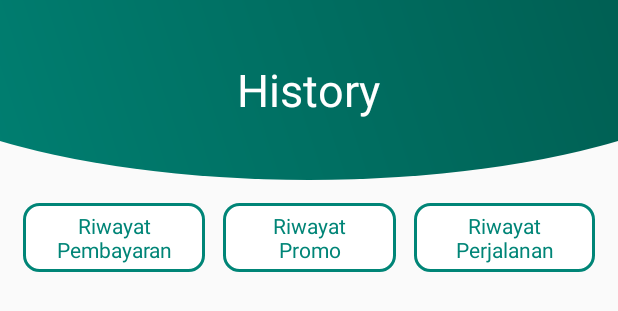
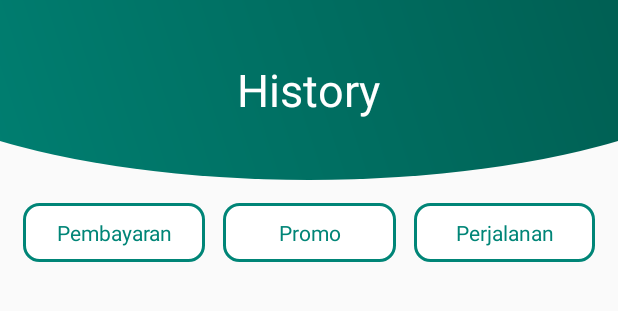
Before and after one commit to AngkutApps/AngkutAppsPenumpang, an Android app: the layout fragment_aktivitas.xml on its own in the app's theme, with its tools: preview values and no code run, on a phone screen of 412 x 824 dp. Shown: the top 311 px of the screen. Run offline under Robolectric (Android 15) with nearby library versions, the phone set to English and light mode, and no system bars.

Commit message:
Activity Histori Redesign irwam

```diff
--- a/app/src/main/res/layout/fragment_aktivitas.xml
+++ b/app/src/main/res/layout/fragment_aktivitas.xml
@@ -33,13 +33,14 @@
         <TextView
             android:layout_width="match_parent"
             android:layout_height="wrap_content"
-            android:text="Riwayat\nPembayaran"
+            android:text="Pembayaran"
             android:textAlignment="center"
             android:layout_weight="1"
             android:textSize="14sp"
             android:background="@drawable/bg_button_history_normal"
             android:textColor="@color/colorPrimary"
-            android:padding="5dp"
+            android:paddingTop="10dp"
+            android:paddingBottom="10dp"
             android:layout_marginRight="6dp"
             android:id="@+id/tvRiwayatPembayaran"
             />
@@ -47,7 +48,7 @@
         <TextView
             android:layout_width="match_parent"
             android:layout_height="wrap_content"
-            android:text="Riwayat\nPromo"
+            android:text="Promo"
             android:textAlignment="center"
             android:layout_weight="1"
             android:layout_marginLeft="6dp"
@@ -55,35 +56,37 @@
             android:textSize="14sp"
             android:textColor="@color/colorPrimary"
             android:background="@drawable/bg_button_history_normal"
-            android:padding="5dp"
+            android:paddingTop="10dp"
+            android:paddingBottom="10dp"
             android:id="@+id/tvRiwayatPromo"
             />
 
         <TextView
             android:layout_width="match_parent"
             android:layout_height="wrap_content"
-            android:text="Riwayat\nPerjalanan"
+            android:text="Perjalanan"
             android:textAlignment="center"
             android:textColor="@color/colorPrimary"
             android:layout_weight="1"
             android:layout_marginLeft="6dp"
             android:textSize="14sp"
             android:background="@drawable/bg_button_history_normal"
-            android:padding="5dp"
+            android:paddingBottom="10dp"
+            android:paddingTop="10dp"
             android:id="@+id/tvRiwayatPerjalanan"
             />
 
     </LinearLayout>
 
-    <androidx.recyclerview.widget.RecyclerView
+    <FrameLayout
         android:layout_width="match_parent"
         android:layout_height="match_parent"
         android:layout_marginLeft="15dp"
         android:layout_marginRight="15dp"
         android:layout_marginBottom="10dp"
+        android:id="@+id/frameRiwayat"
         >
 
-
-    </androidx.recyclerview.widget.RecyclerView>
+    </FrameLayout>
 
 </LinearLayout>
```
